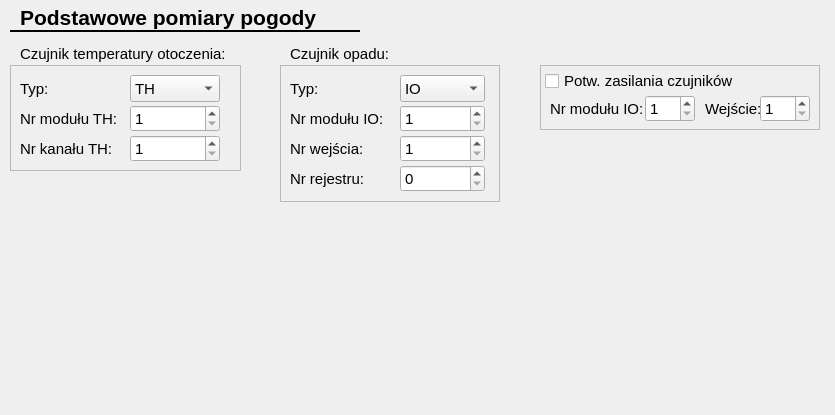
kaczmar55/koneor_v2, file CfgForms/cgeneralweathermeasureform.ui: the form before one commit.
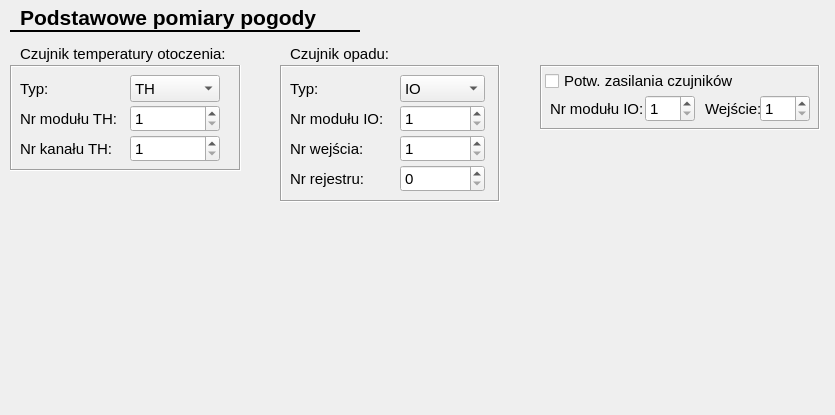
The form after the commit.

Patch:
```diff
--- a/CfgForms/cgeneralweathermeasureform.ui
+++ b/CfgForms/cgeneralweathermeasureform.ui
@@ -71,10 +71,10 @@
     </font>
    </property>
    <property name="frameShape">
-    <enum>QFrame::StyledPanel</enum>
+    <enum>QFrame::Box</enum>
    </property>
    <property name="frameShadow">
-    <enum>QFrame::Raised</enum>
+    <enum>QFrame::Sunken</enum>
    </property>
    <widget class="QLabel" name="label_19">
     <property name="geometry">
@@ -251,10 +251,10 @@
     </font>
    </property>
    <property name="frameShape">
-    <enum>QFrame::StyledPanel</enum>
+    <enum>QFrame::Box</enum>
    </property>
    <property name="frameShadow">
-    <enum>QFrame::Raised</enum>
+    <enum>QFrame::Sunken</enum>
    </property>
    <widget class="QLabel" name="label_17">
     <property name="geometry">
@@ -434,10 +434,10 @@
     </font>
    </property>
    <property name="frameShape">
-    <enum>QFrame::StyledPanel</enum>
+    <enum>QFrame::Box</enum>
    </property>
    <property name="frameShadow">
-    <enum>QFrame::Raised</enum>
+    <enum>QFrame::Sunken</enum>
    </property>
    <widget class="QLabel" name="label_61">
     <property name="geometry">
```
